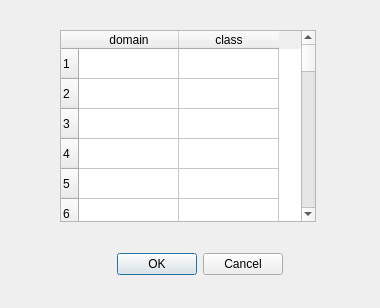
hboussard/chloe_qgis, file gui/ui/DlgTableInput.ui: the form before one commit.
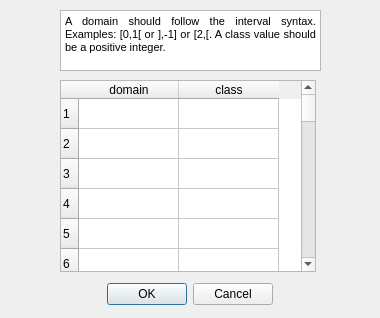
The form after the commit.

Commit message: Add label classification

What changed in the file:
```diff
--- a/gui/ui/DlgTableInput.ui
+++ b/gui/ui/DlgTableInput.ui
@@ -7,7 +7,7 @@
     <x>0</x>
     <y>0</y>
     <width>380</width>
-    <height>308</height>
+    <height>318</height>
    </rect>
   </property>
   <property name="sizePolicy">
@@ -22,8 +22,8 @@
   <widget class="QDialogButtonBox" name="buttonBox">
    <property name="geometry">
     <rect>
-     <x>90</x>
-     <y>250</y>
+     <x>80</x>
+     <y>280</y>
      <width>193</width>
      <height>28</height>
     </rect>
@@ -39,7 +39,7 @@
    <property name="geometry">
     <rect>
      <x>60</x>
-     <y>30</y>
+     <y>80</y>
      <width>256</width>
      <height>192</height>
     </rect>
@@ -134,6 +134,27 @@
     </property>
    </column>
   </widget>
+  <widget class="QTextBrowser" name="textBrowser">
+   <property name="geometry">
+    <rect>
+     <x>60</x>
+     <y>10</y>
+     <width>261</width>
+     <height>61</height>
+    </rect>
+   </property>
+   <property name="verticalScrollBarPolicy">
+    <enum>Qt::ScrollBarAlwaysOff</enum>
+   </property>
+   <property name="html">
+    <string>&lt;!DOCTYPE HTML PUBLIC &quot;-//W3C//DTD HTML 4.0//EN&quot; &quot;http://www.w3.org/TR/REC-html40/strict.dtd&quot;&gt;
+&lt;html&gt;&lt;head&gt;&lt;meta name=&quot;qrichtext&quot; content=&quot;1&quot; /&gt;&lt;style type=&quot;text/css&quot;&gt;
+p, li { white-space: pre-wrap; }
+&lt;/style&gt;&lt;/head&gt;&lt;body style=&quot; font-family:'Noto Sans'; font-size:9pt; font-weight:400; font-style:normal;&quot;&gt;
+&lt;p align=&quot;justify&quot; style=&quot; margin-top:12px; margin-bottom:12px; margin-left:0px; margin-right:0px; -qt-block-indent:0; text-indent:0px;&quot;&gt;&lt;span style=&quot; font-family:'Droid Sans Mono,monospace,monospace,Droid Sans Fallback'; font-size:8pt; color:#000000;&quot;&gt;A domain should follow the interval syntax. Examples: [0,1[ or ],-1] or [2,[. A class value should be a positive integer.&lt;/span&gt;&lt;/p&gt;
+&lt;p align=&quot;justify&quot; style=&quot;-qt-paragraph-type:empty; margin-top:12px; margin-bottom:12px; margin-left:0px; margin-right:0px; -qt-block-indent:0; text-indent:0px; font-size:8pt;&quot;&gt;&lt;br /&gt;&lt;/p&gt;&lt;/body&gt;&lt;/html&gt;</string>
+   </property>
+  </widget>
  </widget>
  <resources/>
  <connections>
```
